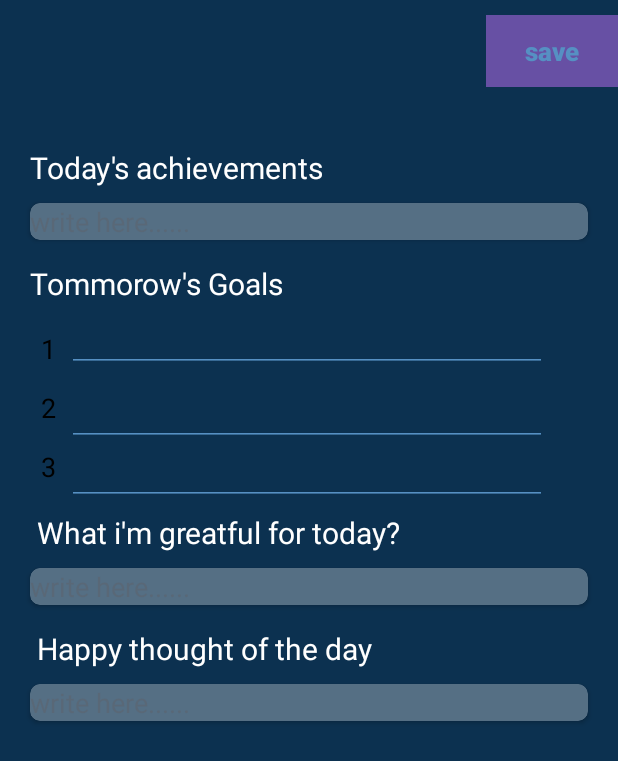
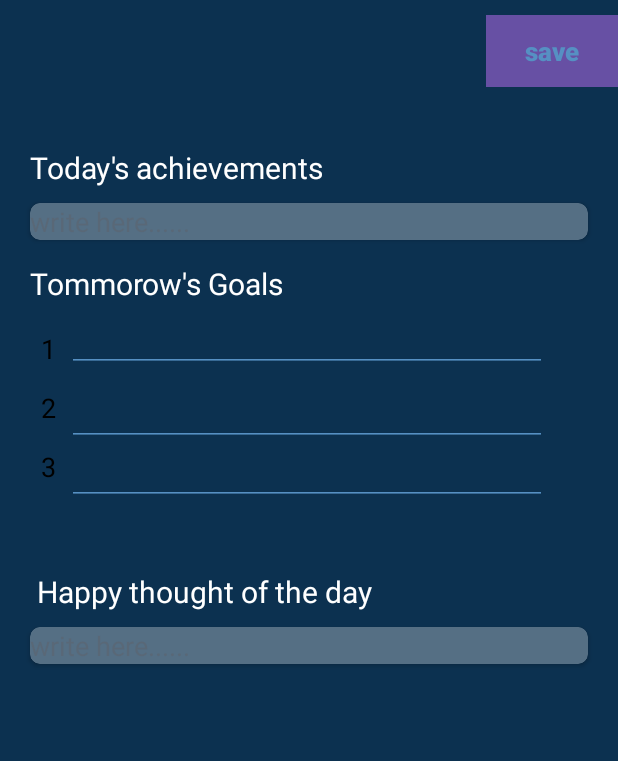
Before and after one commit to sonall13/Project, an Android app: the NightJournalActivity screen opened directly, with no data from a screen before it, on a phone screen of 412 x 824 dp. Shown: the top 761 px of the screen. Run offline under Robolectric (Android 15) with nearby library versions, the phone set to English and light mode, and no system bars.

Commit message:
journaling array answer

```diff
--- /dev/null
+++ b/app/src/main/java/com/example/serene/JournalingActivity/MyData.kt
@@ -0,0 +1,6 @@
+package com.example.serene.JournalingActivity
+
+data class MyData(
+    val category: String,
+    val answers: Answers
+)
--- a/app/src/main/java/com/example/serene/JournalingActivity/NightJournalActivity.kt
+++ b/app/src/main/java/com/example/serene/JournalingActivity/NightJournalActivity.kt
@@ -2,11 +2,75 @@ package com.example.serene.JournalingActivity
 
 import androidx.appcompat.app.AppCompatActivity
 import android.os.Bundle
+import android.util.Log
+import android.widget.Button
+import android.widget.EditText
+import android.widget.Toast
+import com.example.serene.Apidata.RetrofitInstance
 import com.example.serene.R
+import com.example.serene.SplaseScreen
+import retrofit2.Call
+import retrofit2.Callback
+import retrofit2.Response
 
 class NightJournalActivity : AppCompatActivity() {
+
+    lateinit var savenightjournal : Button
+    lateinit var multianswer1 : EditText
+    lateinit var multianswer2 : EditText
+    lateinit var multianswer3 : EditText
+    lateinit var firstanswer : EditText
+    lateinit var thirdanswer : EditText
+
+    var multianswerarray = ArrayList<String>()
     override fun onCreate(savedInstanceState: Bundle?) {
         super.onCreate(savedInstanceState)
         setContentView(R.layout.activity_night_journal)
+
+
+        savenightjournal=findViewById(R.id.savenightjournal)
+        multianswer1=findViewById(R.id.multianswer1)
+        multianswer2=findViewById(R.id.multianswer2)
+        multianswer3=findViewById(R.id.multianswer3)
+        thirdanswer=findViewById(R.id.thirdanswer)
+        firstanswer=findViewById(R.id.firstanswer)
+
+
+        savenightjournal.setOnClickListener {
+
+        multianswerarray.add(multianswer1.text.toString())
+        multianswerarray.add(multianswer2.text.toString())
+        multianswerarray.add(multianswer3.text.toString())
+
+            var token = SplaseScreen.sp.getString("token"," ")
+            Log.d("=n-token", "onCreate: ${token}")
+
+            var modelclass = Answers(firstanswer.text.toString(),multianswerarray,thirdanswer.text.toString())
+            var dataaa = MyData("night",modelclass)
+            Log.d("=n-dataa=", "onCreate: ${dataaa}")
+
+            RetrofitInstance().method().create(token!!,dataaa)
+                .enqueue(object : Callback<JournalingCreateDataClass> {
+                    override fun onResponse(
+                        call: Call<JournalingCreateDataClass>,
+                        response: Response<JournalingCreateDataClass>,
+                    ) {
+                        Log.d("=n-response=", "onResponse: ${response.body()}")
+
+                        if(response.body()?.status == "success"){
+
+                            Log.d("=n-status=", "onResponse: data entered")
+                            Toast.makeText(this@NightJournalActivity, "data entered", Toast.LENGTH_SHORT).show()
+                        }
+                    }
+                    override fun onFailure(call: Call<JournalingCreateDataClass>, t: Throwable) {
+                        Log.d("=night-fail=", "onFailure: ${t.localizedMessage}")
+                    }
+                })
+
+
+        }
+
+
     }
 }
--- a/app/src/main/java/com/example/serene/Login/Login_pae.kt
+++ b/app/src/main/java/com/example/serene/Login/Login_pae.kt
@@ -12,6 +12,7 @@ import com.example.serene.Home_page
 import com.example.serene.R
 import com.example.serene.Apidata.RetrofitInstance
 import com.example.serene.Signup.SignUp_page
+import com.example.serene.SplaseScreen
 import com.google.android.material.textfield.TextInputEditText
 import retrofit2.Call
 import retrofit2.Callback
@@ -52,6 +53,8 @@ class Login_pae : AppCompatActivity() {
 
                         var dd = response.body()!!.token
 
+                        SplaseScreen.edit.putString("token",dd.toString())
+                        SplaseScreen.edit.apply()
                         Log.d("===", "onResponse: $dd ===")
 
                         if (response.body()!!.data.email.toString() == emailEt.text.toString() &&
@@ -60,7 +63,7 @@ class Login_pae : AppCompatActivity() {
                             pb.visibility= View.GONE
 
                             startActivity(Intent(this@Login_pae, Home_page::class.java).
-                            putExtra("token" , dd))
+                            putExtra("token" , dd.toString()))
                             finish()
 
 //                            dd = null
--- a/app/src/main/res/layout/activity_forget_password.xml
+++ b/app/src/main/res/layout/activity_forget_password.xml
@@ -3,7 +3,6 @@
     xmlns:tools="http://schemas.android.com/tools"
     android:layout_width="match_parent"
     android:layout_height="match_parent"
-    android:background="@drawable/forgetpasswordpage1"
     tools:context=".Login.ForgetPasswordActivity">
 
 
--- a/app/src/main/res/layout/activity_free_style.xml
+++ b/app/src/main/res/layout/activity_free_style.xml
@@ -17,7 +17,7 @@
         android:textStyle="bold"
         android:layout_alignParentRight="true"
         android:layout_height="wrap_content"
-        android:id="@+id/save"/>
+        android:id="@+id/savefreestyle"/>
     <TextView
         android:layout_width="match_parent"
         android:layout_height="wrap_content"
@@ -42,7 +42,7 @@
             android:layout_height="300dp"
             android:text=""
             android:gravity="start"
-            android:id="@+id/ee1"
+            android:id="@+id/freestyletext"
             android:hint="write here......"
             android:backgroundTint="#0C3150"
             android:alpha="0.7"
--- a/app/src/main/res/layout/activity_login_pae.xml
+++ b/app/src/main/res/layout/activity_login_pae.xml
@@ -52,6 +52,7 @@
         <!--this is the actual edit text which takes the input-->
         <com.google.android.material.textfield.TextInputEditText
             android:id="@+id/emailEt"
+            android:text="sonalambaliya005@gmail.com"
             android:layout_width="match_parent"
             android:layout_height="wrap_content"
             android:inputType="textEmailAddress"/>
@@ -75,6 +76,7 @@
             android:layout_width="match_parent"
             android:layout_height="wrap_content"
             android:inputType="textPassword"
+            android:text="123"
             />
 
     </com.google.android.material.textfield.TextInputLayout>
--- a/app/src/main/res/layout/activity_night_journal.xml
+++ b/app/src/main/res/layout/activity_night_journal.xml
@@ -17,14 +17,14 @@
         android:textSize="17dp"
         android:textStyle="bold"
         android:layout_height="wrap_content"
-        android:id="@+id/save"/>
+        android:id="@+id/savenightjournal"/>
     <TextView
         android:layout_width="match_parent"
         android:layout_height="wrap_content"
         android:text="Today's achievements"
         android:textColor="@color/white"
         android:id="@+id/tt1"
-        android:layout_below="@+id/save"
+        android:layout_below="@+id/savenightjournal"
         android:layout_marginLeft="20dp"
         android:layout_marginTop="40dp"
         android:textSize="20dp"
@@ -43,7 +43,7 @@
             android:layout_width="match_parent"
             android:layout_height="wrap_content"
             android:text=""
-            android:id="@+id/ee1"
+            android:id="@+id/firstanswer"
             android:alpha="0.7"
             android:hint="write here......"
             android:backgroundTint="#0C3150"
@@ -76,6 +76,7 @@
         android:padding="7dp"/>
     <EditText
 
+        android:id="@+id/multianswer1"
         android:layout_width="320dp"
         android:layout_height="wrap_content"
         android:text=""
@@ -96,7 +97,7 @@
         android:layout_below="@+id/textb1"
         android:padding="7dp"/>
     <EditText
-
+        android:id="@+id/multianswer2"
         android:layout_width="320dp"
         android:layout_height="wrap_content"
         android:text=""
@@ -117,7 +118,7 @@
         android:layout_below="@+id/textb2"
         android:padding="7dp"/>
     <EditText
-
+        android:id="@+id/multianswer3"
         android:layout_width="320dp"
         android:layout_height="wrap_content"
         android:text=""
@@ -128,36 +129,7 @@
 
 
 
-    <TextView
-        android:layout_width="match_parent"
-        android:layout_height="wrap_content"
-        android:text=" What i'm greatful for today?"
-        android:textColor="@color/white"
-        android:id="@+id/t3"
-        android:layout_marginLeft="20dp"
-        android:layout_below="@+id/textb2"
-        android:layout_marginTop="50dp"
-        android:textSize="20dp"
-        />
-    <androidx.cardview.widget.CardView
-        android:layout_width="match_parent"
-        android:layout_marginHorizontal="20dp"
-        android:layout_height="wrap_content"
-        android:elevation="30dp"
-        android:layout_marginTop="10dp"
-        app:cardCornerRadius="7dp"
-        android:layout_below="@+id/t3">
-        <EditText
 
-            android:layout_width="match_parent"
-            android:layout_height="wrap_content"
-            android:text=""
-            android:hint="write here......"
-            android:alpha="0.7"
-            android:backgroundTint="#0C3150"
-            android:layout_below="@+id/t1"
-            android:background="@color/white"/>
-    </androidx.cardview.widget.CardView>
     <TextView
         android:layout_width="match_parent"
         android:layout_height="wrap_content"
@@ -165,7 +137,7 @@
         android:textColor="@color/white"
         android:id="@+id/t4"
         android:layout_marginLeft="20dp"
-        android:layout_below="@+id/t3"
+        android:layout_below="@+id/textb3"
         android:layout_marginTop="50dp"
         android:textSize="20dp"
         />
@@ -179,7 +151,7 @@
         app:cardCornerRadius="7dp"
         android:layout_below="@+id/t4">
         <EditText
-
+            android:id="@+id/thirdanswer"
             android:layout_width="match_parent"
             android:layout_height="wrap_content"
             android:text=""
```
Also changed, not shown: app/src/main/AndroidManifest.xml (+19 -14 lines), app/src/main/java/com/example/serene/Apidata/Myinterface.kt (+16 -16 lines), app/src/main/java/com/example/serene/JournalingActivity/FreeStyle.kt (+39 -0 lines), app/src/main/java/com/example/serene/JournalingActivity/FreeStyleData.kt (added, +14 -0 lines), app/src/main/java/com/example/serene/JournalingActivity/FreeStyleDataClass.kt (added, +12 -0 lines), app/src/main/java/com/example/serene/JournalingActivity/Gratitude.kt (+61 -0 lines), app/src/main/java/com/example/serene/JournalingActivity/Memories.kt (+16 -7 lines), app/src/main/java/com/example/serene/JournalingActivity/ModelClassJournaling.kt (added, +8 -0 lines), app/src/main/java/com/example/serene/JournalingActivity/MorningJournal.kt (+23 -14 lines), app/src/main/java/com/example/serene/JournalingActivity/Mymemories.kt (added, +8 -0 lines), app/src/main/java/com/example/serene/SplaseScreen.kt (added, +28 -0 lines), app/src/main/res/layout/activity_gratitude.xml (+7 -4 lines), app/src/main/res/layout/activity_splase_screen.xml (added, +9 -0 lines).
